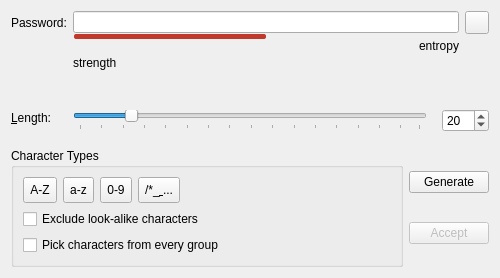
This is src/gui/PasswordGeneratorWidget.ui in keepassxreboot/keepassxc as Qt 5 draws it before an edit. The edited form follows.
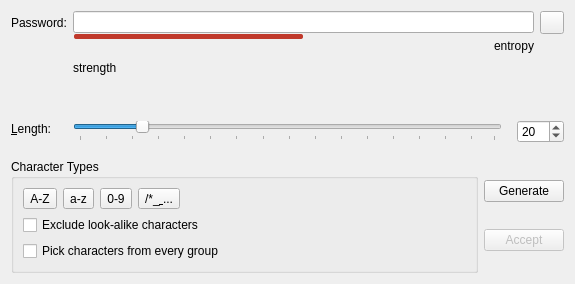
This is the edited form. Custom widgets are drawn as their Qt base class.

Commit message: Fix edit entry form alignment and autotype settings '+'/'-' buttons

```diff
--- a/src/gui/PasswordGeneratorWidget.ui
+++ b/src/gui/PasswordGeneratorWidget.ui
@@ -6,8 +6,8 @@
    <rect>
     <x>0</x>
     <y>0</y>
-    <width>500</width>
-    <height>278</height>
+    <width>575</width>
+    <height>284</height>
    </rect>
   </property>
   <property name="sizePolicy">
@@ -16,10 +16,25 @@
     <verstretch>0</verstretch>
    </sizepolicy>
   </property>
+  <property name="minimumSize">
+   <size>
+    <width>0</width>
+    <height>284</height>
+   </size>
+  </property>
+  <property name="maximumSize">
+   <size>
+    <width>16777215</width>
+    <height>16777215</height>
+   </size>
+  </property>
   <property name="windowTitle">
    <string/>
   </property>
-  <layout class="QVBoxLayout" name="verticalLayout_2">
+  <layout class="QVBoxLayout" name="verticalLayout_2" stretch="0,1">
+   <property name="sizeConstraint">
+    <enum>QLayout::SetMinimumSize</enum>
+   </property>
    <item>
     <layout class="QGridLayout" name="passwordFieldLayout">
      <property name="bottomMargin">
@@ -235,12 +250,6 @@
          <layout class="QHBoxLayout" name="alphabetLayout">
           <item>
            <widget class="QToolButton" name="checkBoxUpper">
-            <property name="minimumSize">
-             <size>
-              <width>0</width>
-              <height>26</height>
-             </size>
-            </property>
             <property name="focusPolicy">
              <enum>Qt::StrongFocus</enum>
             </property>
@@ -260,12 +269,6 @@
           </item>
           <item>
            <widget class="QToolButton" name="checkBoxLower">
-            <property name="minimumSize">
-             <size>
-              <width>0</width>
-              <height>26</height>
-             </size>
-            </property>
             <property name="focusPolicy">
              <enum>Qt::StrongFocus</enum>
             </property>
@@ -285,12 +288,6 @@
           </item>
           <item>
            <widget class="QToolButton" name="checkBoxNumbers">
-            <property name="minimumSize">
-             <size>
-              <width>0</width>
-              <height>26</height>
-             </size>
-            </property>
             <property name="focusPolicy">
              <enum>Qt::StrongFocus</enum>
             </property>
@@ -310,12 +307,6 @@
           </item>
           <item>
            <widget class="QToolButton" name="checkBoxSpecialChars">
-            <property name="minimumSize">
-             <size>
-              <width>0</width>
-              <height>26</height>
-             </size>
-            </property>
             <property name="focusPolicy">
              <enum>Qt::StrongFocus</enum>
             </property>
```
The commit also changes 3 other files.
